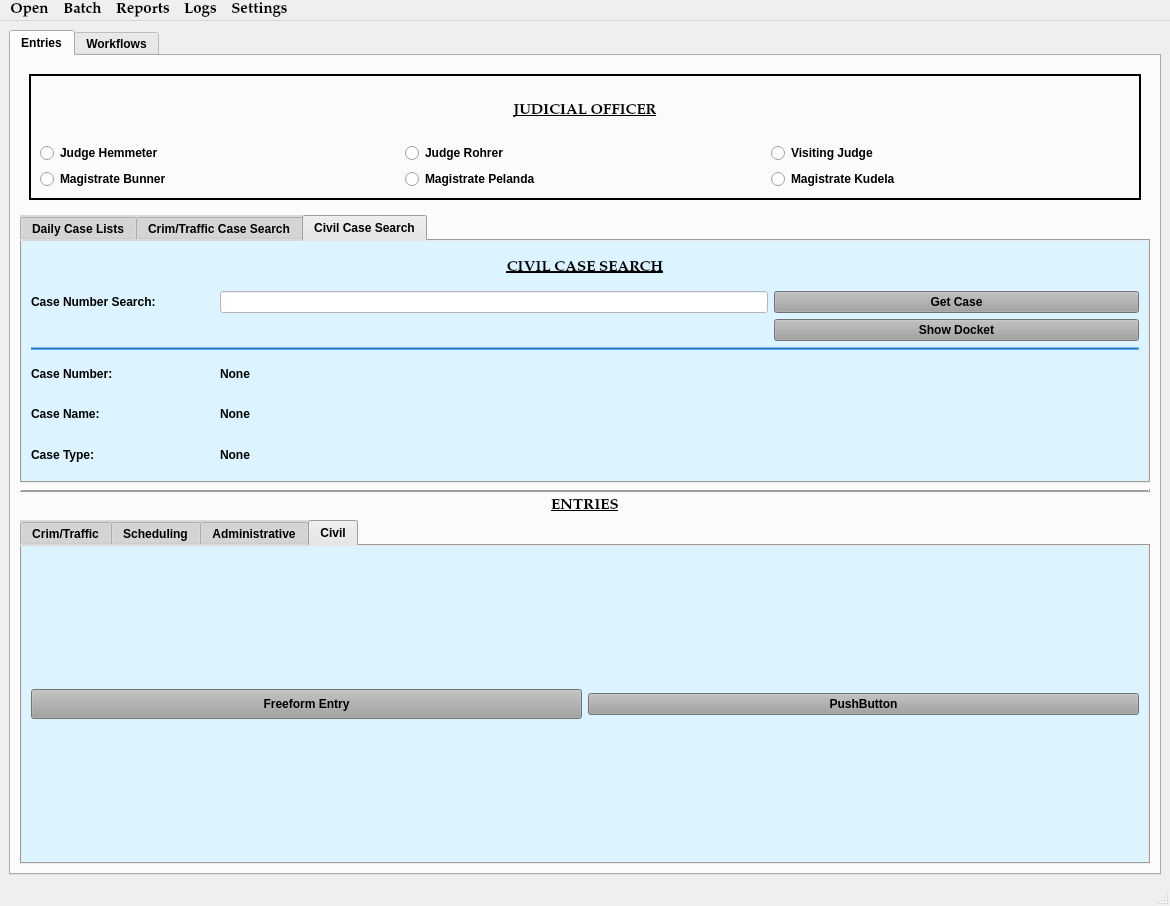
The window that munientry/views/ui/MainWindow.ui (HunterProgram22/MuniEntry) describes before a commit, drawn with Qt 5.
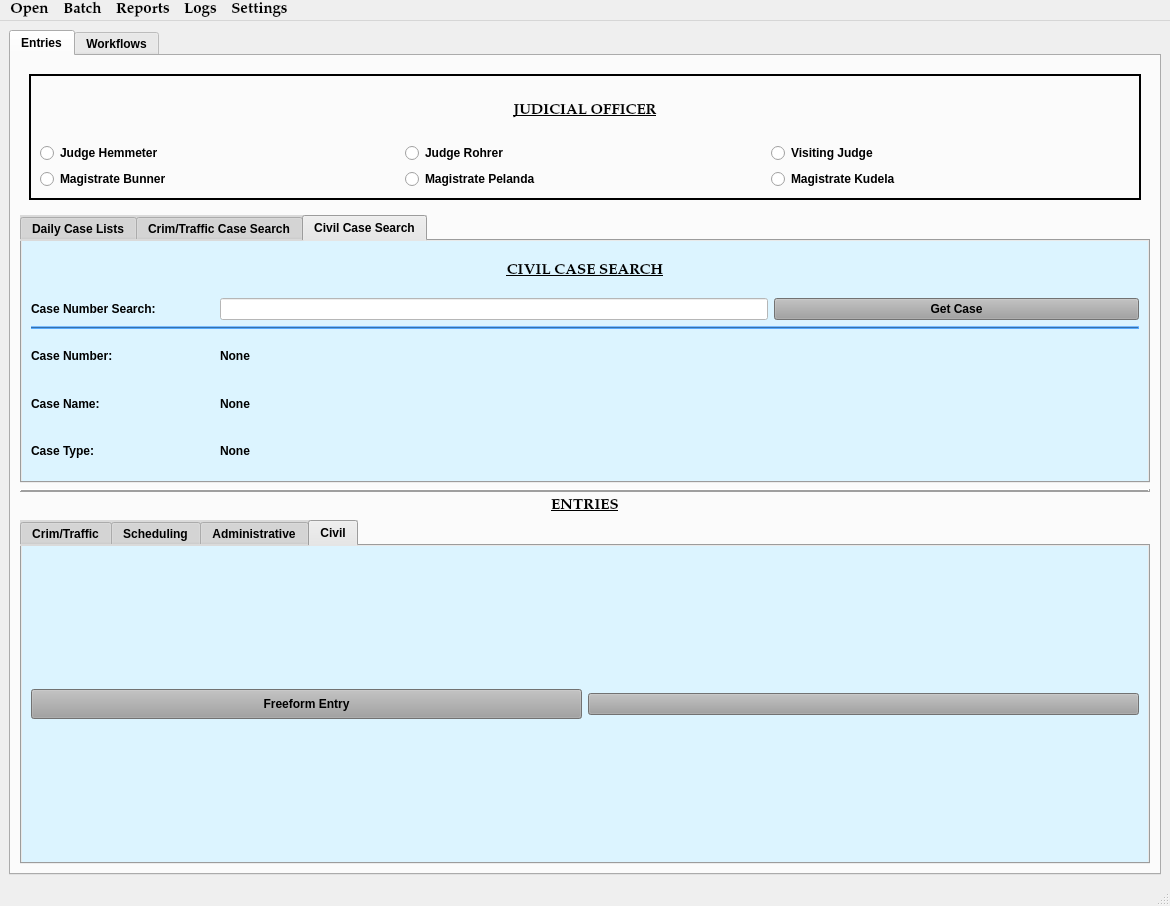
The same window after the commit. The open tabs and pages were chosen to show the change. Custom widgets are drawn as their Qt base class.

Commit message: Added test for civil freeform entry.

```diff
--- a/munientry/views/ui/MainWindow.ui
+++ b/munientry/views/ui/MainWindow.ui
@@ -389,6 +389,20 @@
             <string>Civil Case Search</string>
            </attribute>
            <layout class="QGridLayout" name="gridLayout_29" columnstretch="1,3,2">
+            <item row="5" column="0">
+             <widget class="QLabel" name="label_28">
+              <property name="text">
+               <string>Case Type:</string>
+              </property>
+             </widget>
+            </item>
+            <item row="5" column="1" colspan="2">
+             <widget class="QLabel" name="civil_case_type_field">
+              <property name="text">
+               <string>None</string>
+              </property>
+             </widget>
+            </item>
             <item row="0" column="0" colspan="3">
              <widget class="QLabel" name="label_31">
               <property name="maximumSize">
@@ -451,17 +465,14 @@
               </property>
              </widget>
             </item>
-            <item row="2" column="2">
-             <widget class="QPushButton" name="show_docket_Button_3">
-              <property name="styleSheet">
-               <string notr="true">background-color: rgb(160, 160, 160);</string>
-              </property>
+            <item row="3" column="0">
+             <widget class="QLabel" name="label_29">
               <property name="text">
-               <string>Show Docket</string>
+               <string>Case Number:</string>
               </property>
              </widget>
             </item>
-            <item row="3" column="0" colspan="3">
+            <item row="2" column="0" colspan="3">
              <widget class="Line" name="line_5">
               <property name="styleSheet">
                <string notr="true">background-color: rgb(85, 170, 255);</string>
@@ -474,48 +485,27 @@
               </property>
              </widget>
             </item>
-            <item row="4" column="0">
-             <widget class="QLabel" name="label_29">
-              <property name="text">
-               <string>Case Number:</string>
-              </property>
-             </widget>
-            </item>
-            <item row="4" column="1" colspan="2">
+            <item row="3" column="1" colspan="2">
              <widget class="QLabel" name="civil_case_number_field">
               <property name="text">
                <string>None</string>
               </property>
              </widget>
             </item>
-            <item row="5" column="0">
+            <item row="4" column="1" colspan="2">
+             <widget class="QLabel" name="civil_case_name_field">
+              <property name="text">
+               <string>None</string>
+              </property>
+             </widget>
+            </item>
+            <item row="4" column="0">
              <widget class="QLabel" name="label_27">
               <property name="text">
                <string>Case Name:</string>
               </property>
              </widget>
             </item>
-            <item row="5" column="1" colspan="2">
-             <widget class="QLabel" name="civil_case_name_field">
-              <property name="text">
-               <string>None</string>
-              </property>
-             </widget>
-            </item>
-            <item row="6" column="0">
-             <widget class="QLabel" name="label_28">
-              <property name="text">
-               <string>Case Type:</string>
-              </property>
-             </widget>
-            </item>
-            <item row="6" column="1" colspan="2">
-             <widget class="QLabel" name="civil_case_type_field">
-              <property name="text">
-               <string>None</string>
-              </property>
-             </widget>
-            </item>
            </layout>
           </widget>
          </widget>
@@ -1202,7 +1192,7 @@
                  <string notr="true">background-color: rgb(160, 160, 160);</string>
                 </property>
                 <property name="text">
-                 <string>PushButton</string>
+                 <string/>
                 </property>
                </widget>
               </item>
```
The commit also changes 12 other files.
